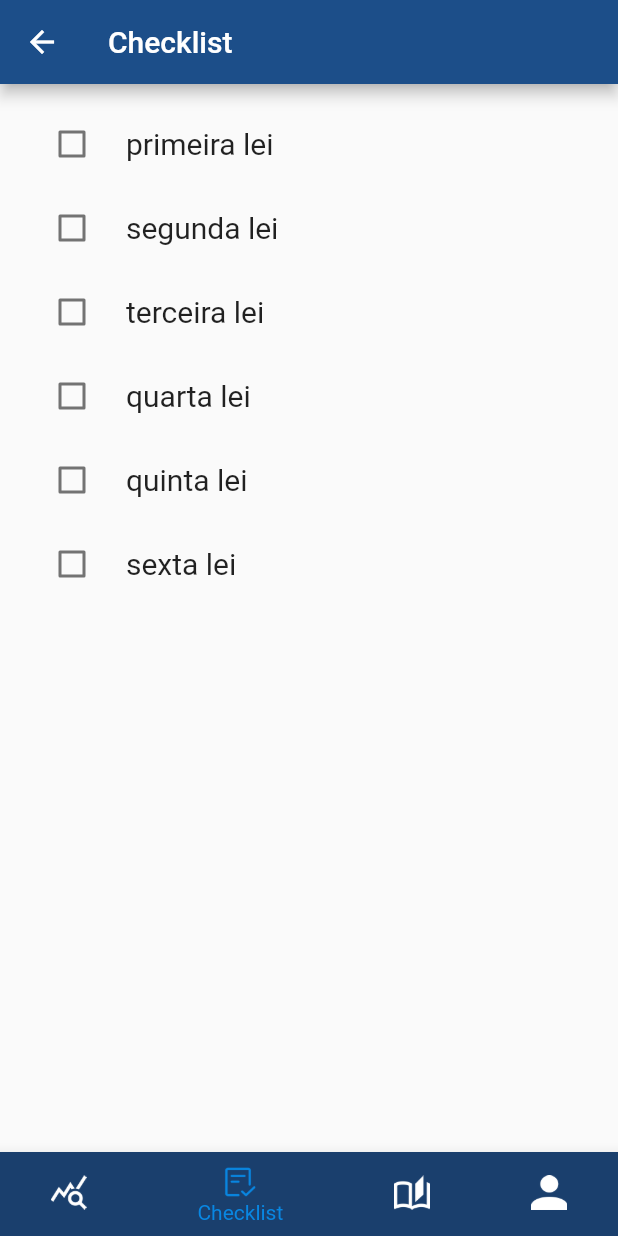
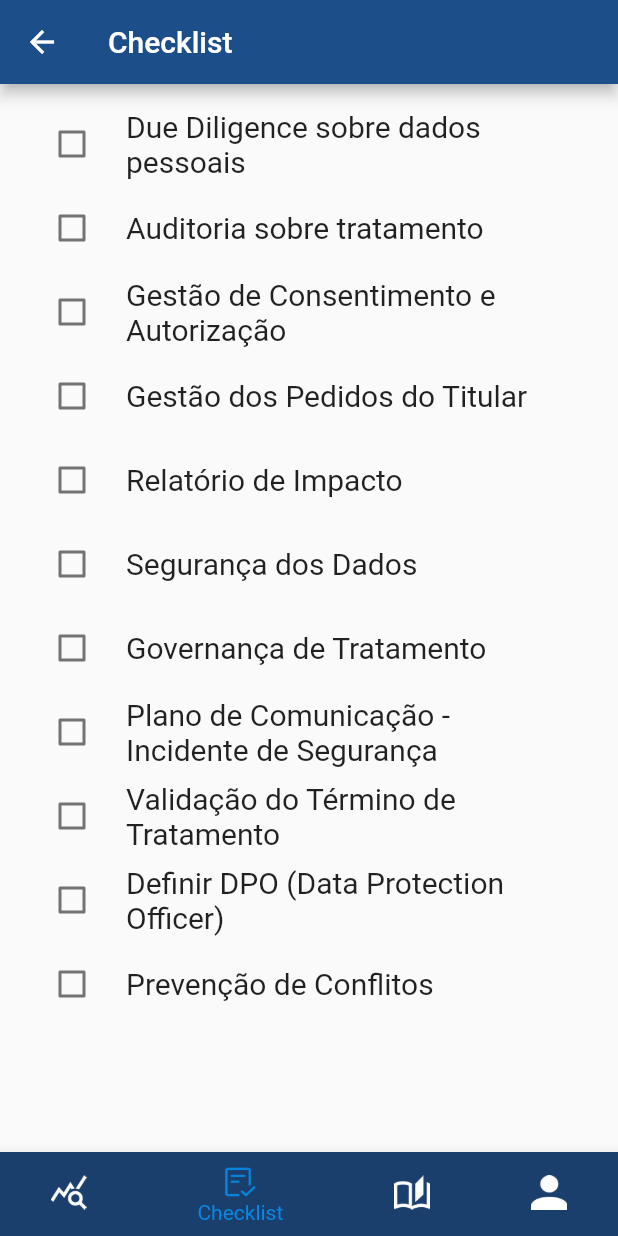
Before and after one commit to mariaeduardarebelo/easycomply, a Flutter app: the screen it shows after launch, after a tap on "CHECKLIST", on a phone screen of 412 x 824 dp. Run offline on Flutter 3.47's test engine with Material 2 defaults, Android fonts, the phone set to English and light mode, and no system bars; our stand-ins replace google_fonts, hive, hive_flutter, syncfusion_flutter_charts; missing offline and left inert: syncfusion_flutter_pdfviewer; accounts and stored records are empty.

```diff
--- a/lib/pages/menu.dart
+++ b/lib/pages/menu.dart
@@ -12,12 +12,17 @@ class Menu extends StatefulWidget {
 
 class _MenuState extends State<Menu> {
   final items = [
-    CheckBoxState(title: "primeira lei"),
-    CheckBoxState(title: "segunda lei"),
-    CheckBoxState(title: "terceira lei"),
-    CheckBoxState(title: "quarta lei"),
-    CheckBoxState(title: "quinta lei"),
-    CheckBoxState(title: "sexta lei"),
+    CheckBoxState(title: "Due Diligence sobre dados pessoais"),
+    CheckBoxState(title: "Auditoria sobre tratamento"),
+    CheckBoxState(title: "Gestão de Consentimento e Autorização"),
+    CheckBoxState(title: "Gestão dos Pedidos do Titular"),
+    CheckBoxState(title: "Relatório de Impacto"),
+    CheckBoxState(title: "Segurança dos Dados"),
+    CheckBoxState(title: "Governança de Tratamento"),
+    CheckBoxState(title: "Plano de Comunicação - Incidente de Segurança "),
+    CheckBoxState(title: "Validação do Término de Tratamento"),
+    CheckBoxState(title: "Definir DPO (Data Protection Officer)"),
+    CheckBoxState(title: "Prevenção de Conflitos"),
   ];
 
 @override
```
Also changed, not shown: lib/pages/checklist.dart (+3 -7 lines), 43 other files.
